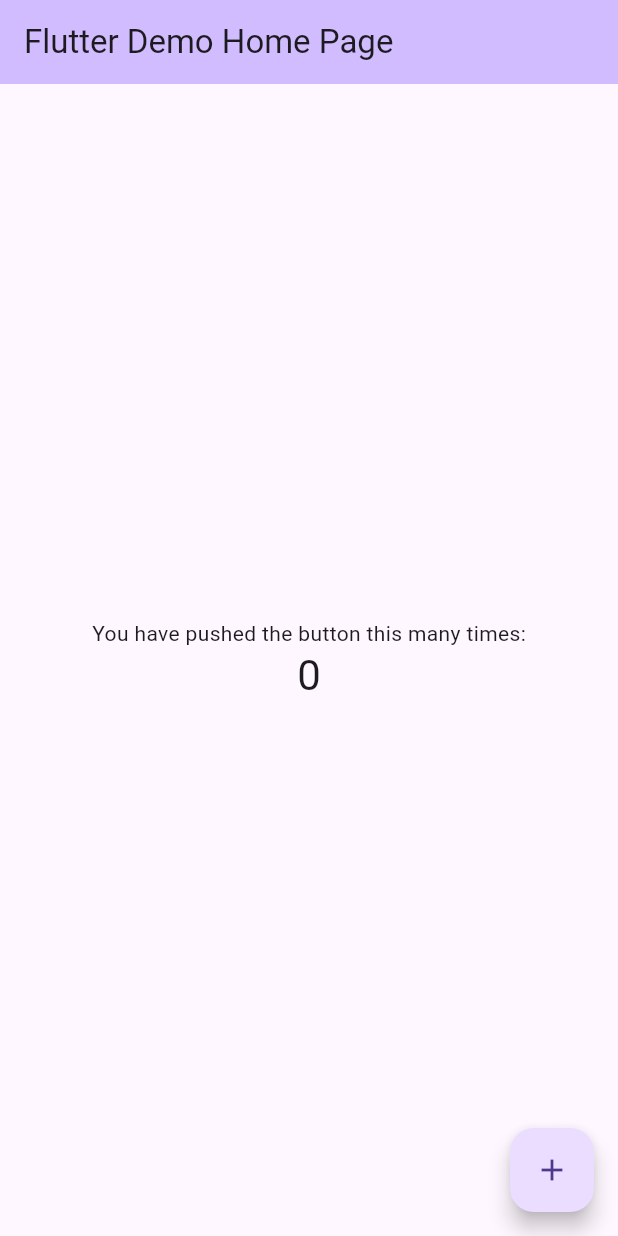
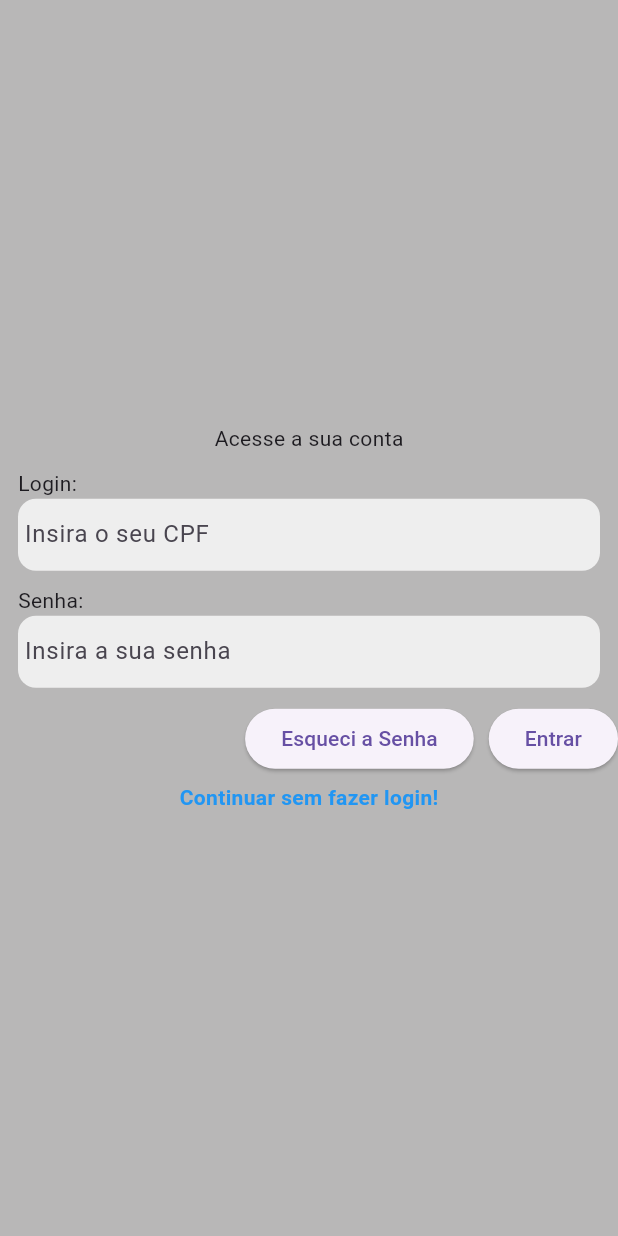
Before and after one commit to atanazio95/paypay, a Flutter app: the screen it shows after launch, on a phone screen of 412 x 824 dp. Run offline on Flutter 3.47's test engine with Material 3 defaults, Android fonts, the light colour scheme and no system bars; our stand-ins replace brasil_fields.

Commit message:
implementação beta login

```diff
--- a/lib/components/splashScreen.dart
+++ b/lib/components/splashScreen.dart
@@ -2,7 +2,6 @@
 
 import 'package:flutter/material.dart';
 import 'package:paypay/screens/telaInicial/view/telaInicial.dart';
-
 
 class SplashScreen extends StatefulWidget {
   const SplashScreen({Key? key}) : super(key: key);
@@ -23,7 +22,7 @@
         // Navegue para a tela principal após o tempo definido
         Navigator.of(context).pushReplacement(
           MaterialPageRoute(
-            builder: (context) => MyHomePage(title: 'Flutter Demo Home Page'),
+            builder: (context) => MyHomePage(title: 'PayPay Soluções'),
           ),
         );
       },
--- a/lib/main.dart
+++ b/lib/main.dart
@@ -1,10 +1,17 @@
 import 'package:flutter/material.dart';
 import 'package:paypay/components/splashScreen.dart';
+import 'package:paypay/screens/login/login_Page.dart';
 
+void main() => runApp(MyApp());
 
-void main() {
-  runApp(const MaterialApp(
-    home: SplashScreen(),
-    debugShowCheckedModeBanner: false,
-  ));
+class MyApp extends StatelessWidget {
+  const MyApp({super.key});
+
+  @override
+  Widget build(BuildContext context) {
+    return MaterialApp(
+        title: 'PayPay',
+        theme: ThemeData(primaryColor: Colors.deepPurple),
+        home: LoginPage());
+  }
 }
--- /dev/null
+++ b/lib/screens/login/login_Page.dart
@@ -0,0 +1,97 @@
+import 'package:flutter/cupertino.dart';
+import 'package:flutter/material.dart';
+import 'package:flutter/services.dart';
+import 'package:flutter/widgets.dart';
+import 'package:brasil_fields/brasil_fields.dart';
+
+class LoginPage extends StatefulWidget {
+  @override
+  _LoginPageState createState() => _LoginPageState();
+}
+
+class _LoginPageState extends State<LoginPage> {
+  final TextEditingController _cpfController = TextEditingController();
+  final TextEditingController _passwordController = TextEditingController();
+
+  @override
+  Widget build(BuildContext context) {
+    return Scaffold(
+      backgroundColor: const Color.fromARGB(255, 184, 183, 183),
+      body: Center(
+          child: Column(
+              mainAxisAlignment: MainAxisAlignment.center,
+              children: <Widget>[
+            Text("Acesse a sua conta"),
+            SizedBox(height: 10),
+            Padding(
+                padding: const EdgeInsets.symmetric(horizontal: 12.0),
+                child: Row(
+                  mainAxisAlignment: MainAxisAlignment.start,
+                  children: <Widget>[
+                    Text('Login:'),
+                  ],
+                )),
+            Padding(
+              padding: const EdgeInsets.symmetric(horizontal: 12.0),
+              child: Container(
+                decoration: BoxDecoration(
+                    color: Colors.grey[200],
+                    borderRadius: BorderRadius.circular(12)),
+                child: TextField(
+                  inputFormatters: [
+                    FilteringTextInputFormatter.digitsOnly,
+                    CpfInputFormatter(),
+                  ],
+                  controller: _cpfController,
+                  keyboardType: TextInputType
+                      .number, //Função para teclado Android Abrir Numero
+                  decoration: InputDecoration(
+                    border: InputBorder.none,
+                    hintText: " Insira o seu CPF",
+                  ),
+                ),
+              ),
+            ),
+            SizedBox(height: 10),
+            Padding(
+                padding: const EdgeInsets.symmetric(horizontal: 12.0),
+                child: Row(
+                  mainAxisAlignment: MainAxisAlignment.start,
+                  children: <Widget>[
+                    Text('Senha:'),
+                  ],
+                )),
+            Padding(
+              padding: const EdgeInsets.symmetric(horizontal: 12.0),
+              child: Container(
+                decoration: BoxDecoration(
+                    color: Colors.grey[200],
+                    borderRadius: BorderRadius.circular(12)),
+                child: TextField(
+                  controller: _passwordController,
+                  decoration: InputDecoration(
+                    border: InputBorder.none,
+                    hintText: ' Insira a sua senha',
+                  ),
+                  obscureText: true, // Manter true esconde a senha
+                ),
+              ),
+            ),
+            SizedBox(height: 10),
+            Row(mainAxisAlignment: MainAxisAlignment.end, children: <Widget>[
+              ElevatedButton(onPressed: () {}, child: Text('Esqueci a Senha')),
+              SizedBox(width: 10),
+              ElevatedButton(onPressed: () {}, child: Text('Entrar')),
+            ]),
+            SizedBox(height: 5),
+            Row(mainAxisAlignment: MainAxisAlignment.center, children: [
+              Text(
+                'Continuar sem fazer login!',
+                style:
+                    TextStyle(color: Colors.blue, fontWeight: FontWeight.bold),
+              ),
+            ]),
+          ])),
+    );
+  }
+}
--- a/pubspec.yaml
+++ b/pubspec.yaml
@@ -35,6 +35,8 @@
   # The following adds the Cupertino Icons font to your application.
   # Use with the CupertinoIcons class for iOS style icons.
   cupertino_icons: ^1.0.6
+  brasil_fields: ^1.14.3
+  get: ^4.6.6
 
 dev_dependencies:
   flutter_test:
```
Also changed, not shown: lib/screens/login/login_form.dart (added, +109 -0 lines), lib/screens/login/widgets/buttonField.dart (added, +24 -0 lines), lib/screens/telaInicial/view/telaInicial.dart (+10 -4 lines), lib/screens/login/widgets/cpfField.dart (added), pubspec.lock, 2 other files.
